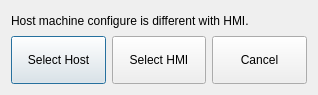
First picture: the form in ichostcomparepage.ui, repository GaussCheng/2-5AxisPunch, before the edit.
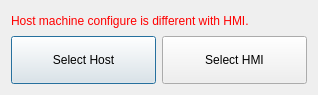
Second picture: the form after the edit.

Diff of the .ui file:
```diff
--- a/ichostcomparepage.ui
+++ b/ichostcomparepage.ui
@@ -16,6 +16,9 @@
   <layout class="QVBoxLayout" name="verticalLayout">
    <item>
     <widget class="QLabel" name="label">
+     <property name="styleSheet">
+      <string notr="true">color: rgb(255, 0, 0);</string>
+     </property>
      <property name="text">
       <string>Host machine configure is different with HMI.</string>
      </property>
@@ -49,19 +52,6 @@
        </property>
       </widget>
      </item>
-     <item>
-      <widget class="QPushButton" name="cancelBtn">
-       <property name="minimumSize">
-        <size>
-         <width>0</width>
-         <height>48</height>
-        </size>
-       </property>
-       <property name="text">
-        <string>Cancel</string>
-       </property>
-      </widget>
-     </item>
     </layout>
    </item>
   </layout>
```
